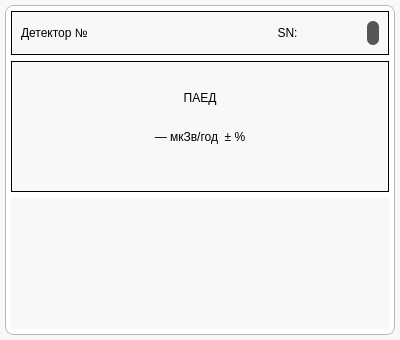
The window that _UI/dashboardwall.ui (Miskiv-Andrew/wroc) describes before a commit, drawn with Qt 5.
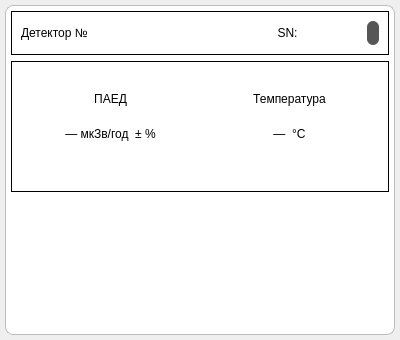
The same window after the commit.

What changed in the file:
```diff
--- a/_UI/dashboardwall.ui
+++ b/_UI/dashboardwall.ui
@@ -20,7 +20,9 @@
    <string>Form</string>
   </property>
   <property name="styleSheet">
-   <string notr="true">QWidget {background-color: rgb(248, 248, 249)}
+   <string notr="true">#QWidget {
+background-color: rgb(248, 248, 249)
+}
 </string>
   </property>
   <layout class="QVBoxLayout" name="verticalLayout_3">
@@ -97,6 +99,9 @@
         <layout class="QVBoxLayout" name="verticalLayout_5">
          <item>
           <layout class="QGridLayout" name="gridLayout">
+           <property name="spacing">
+            <number>0</number>
+           </property>
            <item row="1" column="0">
             <layout class="QHBoxLayout" name="horizontalLayout_2">
              <item>
@@ -121,6 +126,25 @@
                </property>
               </widget>
              </item>
+             <item>
+              <widget class="QLabel" name="tempValue">
+               <property name="sizePolicy">
+                <sizepolicy hsizetype="Expanding" vsizetype="Preferred">
+                 <horstretch>0</horstretch>
+                 <verstretch>0</verstretch>
+                </sizepolicy>
+               </property>
+               <property name="styleSheet">
+                <string notr="true">font: 700 11pt &quot;Segoe UI&quot;;</string>
+               </property>
+               <property name="text">
+                <string>—  °C</string>
+               </property>
+               <property name="alignment">
+                <set>Qt::AlignmentFlag::AlignHCenter|Qt::AlignmentFlag::AlignTop</set>
+               </property>
+              </widget>
+             </item>
             </layout>
            </item>
            <item row="0" column="0">
@@ -144,6 +168,25 @@
                </property>
               </widget>
              </item>
+             <item>
+              <widget class="QLabel" name="tempLabel">
+               <property name="sizePolicy">
+                <sizepolicy hsizetype="Expanding" vsizetype="Preferred">
+                 <horstretch>0</horstretch>
+                 <verstretch>0</verstretch>
+                </sizepolicy>
+               </property>
+               <property name="styleSheet">
+                <string notr="true">font: 700 11pt &quot;Segoe UI&quot;;</string>
+               </property>
+               <property name="text">
+                <string>Температура</string>
+               </property>
+               <property name="alignment">
+                <set>Qt::AlignmentFlag::AlignCenter</set>
+               </property>
+              </widget>
+             </item>
             </layout>
            </item>
           </layout>
```
Left out of the diff: 15 changed lines with no effect on the pictures.
